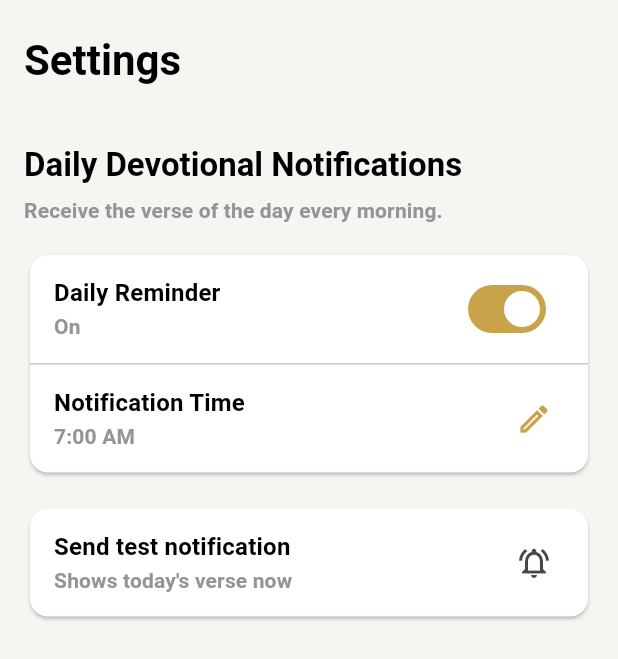
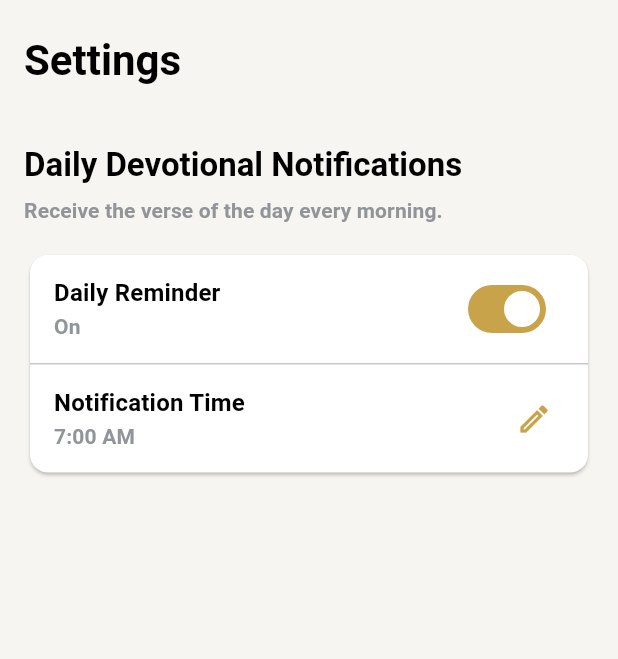
Before and after one commit to webs127/Golden-Bible, a Flutter app: the SettingsScreen screen opened by its route, on a phone screen of 412 x 824 dp. Shown: the top 659 px of the screen. Run offline on Flutter 3.47's test engine with Material 3 defaults, Android fonts, the phone set to English and light mode, and no system bars; our stand-ins replace flutter_local_notifications, flutter_material_design_icons, flutter_timezone, flutter_tts, go_router, share_plus and 2 more; accounts and stored records are empty.

Commit message:
chore: minor chnages

```diff
--- a/lib/ui/home/home.dart
+++ b/lib/ui/home/home.dart
@@ -108,7 +108,7 @@ class _HomeScreenState extends State<HomeScreen> {
                   actions: [
                     IconButton(
                       onPressed: () => context.push(RouteNames.settings),
-                      icon: const Icon(Icons.person),
+                      icon: const Icon(Icons.settings_outlined),
                     ),
                   ],
                 ),
--- a/lib/ui/settings/settings.dart
+++ b/lib/ui/settings/settings.dart
@@ -116,24 +116,24 @@ class SettingsScreen extends StatelessWidget {
                   ),
                 ),
                 SizedBox(height: 16),
-                Card(
-                  child: ListTile(
-                    title: Text(
-                      "Send test notification",
-                      style: theme.textTheme.titleMedium?.copyWith(
-                            color: ColorManager.black
-                          ),
-                    ),
-                    subtitle: Text(
-                      "Shows today's verse now",
-                      style: theme.textTheme.titleSmall?.copyWith(
-                        color: ColorManager.grey,
-                      ),
-                    ),
-                    trailing: Icon(Icons.notifications_active_outlined),
-                    onTap: () => _sendTest(context),
-                  ),
-                ),
+                // Card(
+                //   child: ListTile(
+                //     title: Text(
+                //       "Send test notification",
+                //       style: theme.textTheme.titleMedium?.copyWith(
+                //             color: ColorManager.black
+                //           ),
+                //     ),
+                //     subtitle: Text(
+                //       "Shows today's verse now",
+                //       style: theme.textTheme.titleSmall?.copyWith(
+                //         color: ColorManager.grey,
+                //       ),
+                //     ),
+                //     trailing: Icon(Icons.notifications_active_outlined),
+                //     onTap: () => _sendTest(context),
+                //   ),
+                // ),
               ],
             ),
           );
```
